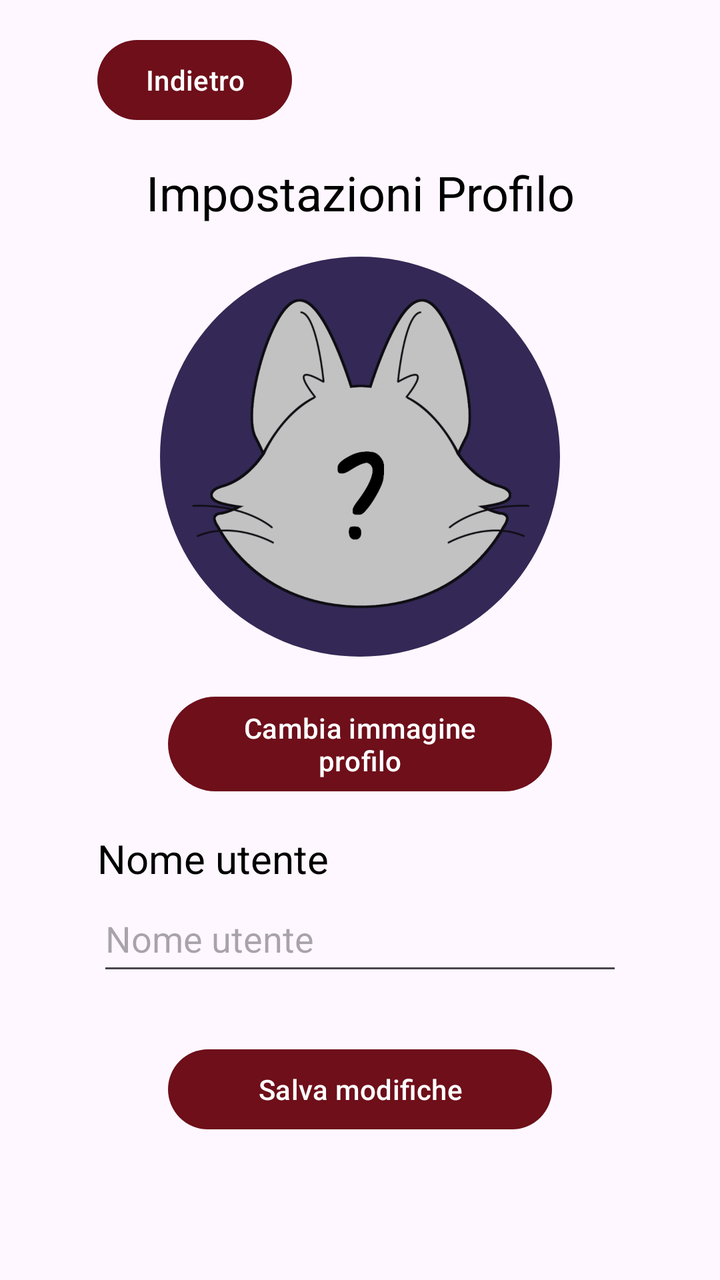
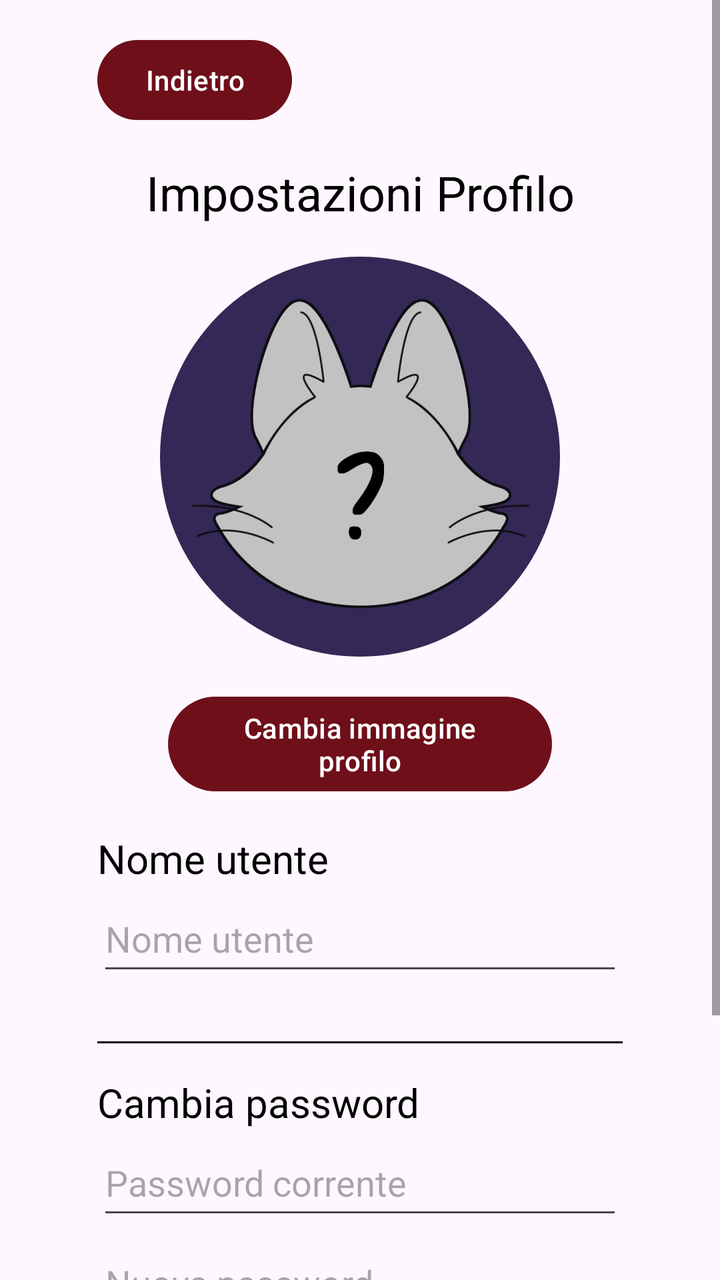

Screens rendered from an Android XML layout before and after an edit, with the pre-edit source and the edit as a unified diff.
<!-- AndroidManifest.xml: application theme Theme.DropBy -->
<!-- res/layout/fragment_profile_settings.xml -->
<?xml version="1.0" encoding="utf-8"?>
<ScrollView xmlns:android="http://schemas.android.com/apk/res/android"
    xmlns:app="http://schemas.android.com/apk/res-auto"
    android:id="@+id/profileSettingScrollView"
    android:layout_width="match_parent"
    android:layout_height="match_parent"
    android:fillViewport="true"
    app:layout_constraintBottom_toBottomOf="parent"
    app:layout_constraintEnd_toEndOf="parent"
    app:layout_constraintStart_toStartOf="parent"
    app:layout_constraintTop_toTopOf="parent">

    <androidx.constraintlayout.widget.ConstraintLayout
        android:layout_width="match_parent"
        android:layout_height="wrap_content"
        android:padding="16dp">

        <androidx.constraintlayout.widget.Guideline
            android:id="@+id/guidelineStart"
            android:layout_width="wrap_content"
            android:layout_height="wrap_content"
            android:orientation="vertical"
            app:layout_constraintGuide_percent="0.1" />

        <androidx.constraintlayout.widget.Guideline
            android:id="@+id/guidelineEnd"
            android:layout_width="wrap_content"
            android:layout_height="wrap_content"
            android:orientation="vertical"
            app:layout_constraintGuide_percent="0.9" />

        <Button
            android:id="@+id/btnBackToSettings"
            android:layout_width="wrap_content"
            android:layout_height="wrap_content"
            android:text="@string/back_button"

            app:layout_constraintStart_toStartOf="@id/guidelineStart"
            app:layout_constraintTop_toTopOf="parent" />

        <TextView
            android:id="@+id/profileSettingsTitle"
            android:layout_width="0dp"
            android:layout_height="wrap_content"
            android:layout_marginTop="16dp"
            android:text="@string/profile_settings"
            android:textAlignment="center"
            android:textColor="@color/black"

            android:textSize="24sp"
            app:layout_constraintEnd_toEndOf="@id/guidelineEnd"
            app:layout_constraintStart_toStartOf="@id/guidelineStart"
            app:layout_constraintTop_toBottomOf="@id/btnBackToSettings" />

        <com.google.android.material.imageview.ShapeableImageView
            android:id="@+id/imgProfilePreview"
            android:layout_width="200dp"
            android:layout_height="200dp"
            android:layout_marginTop="16dp"
            android:scaleType="centerCrop"
            android:src="@drawable/default_guest"

            app:layout_constraintEnd_toEndOf="@id/guidelineEnd"
            app:layout_constraintStart_toStartOf="@id/guidelineStart"
            app:layout_constraintTop_toBottomOf="@id/profileSettingsTitle"
            app:shapeAppearanceOverlay="@style/CircleImage" />

        <Button
            android:id="@+id/btnChangeProfileImg"
            android:layout_width="@android:dimen/thumbnail_width"
            android:layout_height="wrap_content"
            android:layout_marginTop="16dp"
            android:text="@string/choose_profile_picture"

            app:layout_constraintEnd_toEndOf="@id/guidelineEnd"
            app:layout_constraintStart_toStartOf="@id/guidelineStart"
            app:layout_constraintTop_toBottomOf="@id/imgProfilePreview"/>

        <TextView
            android:id="@+id/tvUsernameTitle"
            android:layout_width="0dp"
            android:layout_height="wrap_content"
            android:layout_marginTop="16dp"
            android:text="@string/username_hint"
            android:textColor="@color/black"

            android:textSize="20sp"
            app:layout_constraintEnd_toEndOf="@id/guidelineEnd"
            app:layout_constraintStart_toStartOf="@id/guidelineStart"
            app:layout_constraintTop_toBottomOf="@id/btnChangeProfileImg" />

        <EditText
            android:id="@+id/editUsername"
            android:layout_width="0dp"
            android:layout_height="50dp"
            android:hint="@string/username_hint"
            android:inputType="textPersonName"
            app:layout_constraintEnd_toEndOf="@id/guidelineEnd"
            app:layout_constraintStart_toStartOf="@id/guidelineStart"
            app:layout_constraintTop_toBottomOf="@id/tvUsernameTitle" />

        <Button
            android:id="@+id/btnSaveProfile"
            android:layout_width="@android:dimen/thumbnail_width"
            android:layout_height="wrap_content"
            android:layout_marginTop="28dp"
            android:text="@string/save_changes"
            app:layout_constraintEnd_toEndOf="@id/guidelineEnd"
            app:layout_constraintStart_toStartOf="@id/guidelineStart"
            app:layout_constraintTop_toBottomOf="@id/editUsername" />

    </androidx.constraintlayout.widget.ConstraintLayout>
</ScrollView>
<!-- resources referenced by this layout -->
<resources>
  <color name="black">#FF000000</color>
  <!-- drawable default_guest: png bitmap (drawable, 114930 bytes) -->
  <string name="back_button">Indietro</string>
  <string name="choose_profile_picture">Cambia immagine profilo</string>
  <string name="profile_settings">Impostazioni Profilo</string>
  <string name="save_changes">Salva modifiche</string>
  <string name="username_hint">Nome utente</string>
  <style name="CircleImage">
          <item name="cornerFamily">rounded</item>
          <item name="cornerSize">50%</item>
      </style>
  <style name="Theme.DropBy" parent="Base.Theme.DropBy" />
  <style name="Base.Theme.DropBy" parent="Theme.Material3.Light.NoActionBar">
          <item name="actionBarSize">64dp</item>
          <item name="colorPrimary">@color/theater_red_dark</item>
          <item name="colorOnPrimary">@color/white</item>
          <item name="colorAccent">@color/theater_red</item>
      </style>
  <color name="theater_red_dark">#6E0F1A</color>
  <color name="white">#FFFFFFFF</color>
  <color name="theater_red">#B11226</color>
</resources>

<!-- the commit's change to res/layout/fragment_profile_settings.xml (unified diff, before → after) -->
@@ -99,6 +99,58 @@
             app:layout_constraintStart_toStartOf="@id/guidelineStart"
             app:layout_constraintTop_toBottomOf="@id/tvUsernameTitle" />
 
+        <View
+            android:id="@+id/dividerPassword"
+            android:layout_width="0dp"
+            android:layout_height="1dp"
+            android:layout_marginTop="28dp"
+            android:background="@color/black"
+            app:layout_constraintEnd_toEndOf="@id/guidelineEnd"
+            app:layout_constraintStart_toStartOf="@id/guidelineStart"
+            app:layout_constraintTop_toBottomOf="@id/editUsername" />
+
+        <TextView
+            android:id="@+id/tvPasswordTitle"
+            android:layout_width="0dp"
+            android:layout_height="wrap_content"
+            android:layout_marginTop="16dp"
+            android:text="Cambia password"
+            android:textColor="@color/black"
+            android:textSize="20sp"
+            app:layout_constraintEnd_toEndOf="@id/guidelineEnd"
+            app:layout_constraintStart_toStartOf="@id/guidelineStart"
+            app:layout_constraintTop_toBottomOf="@id/dividerPassword" />
+
+        <EditText
+            android:id="@+id/editCurrentPassword"
+            android:layout_width="0dp"
+            android:layout_height="50dp"
+            android:hint="Password corrente"
+            android:inputType="textPassword"
+            app:layout_constraintEnd_toEndOf="@id/guidelineEnd"
+            app:layout_constraintStart_toStartOf="@id/guidelineStart"
+            app:layout_constraintTop_toBottomOf="@id/tvPasswordTitle" />
+
+        <EditText
+            android:id="@+id/editNewPassword"
+            android:layout_width="0dp"
+            android:layout_height="50dp"
+            android:hint="Nuova password"
+            android:inputType="textPassword"
+            app:layout_constraintEnd_toEndOf="@id/guidelineEnd"
+            app:layout_constraintStart_toStartOf="@id/guidelineStart"
+            app:layout_constraintTop_toBottomOf="@id/editCurrentPassword" />
+
+        <EditText
+            android:id="@+id/editConfirmPassword"
+            android:layout_width="0dp"
+            android:layout_height="50dp"
+            android:hint="Conferma nuova password"
+            android:inputType="textPassword"
+            app:layout_constraintEnd_toEndOf="@id/guidelineEnd"
+            app:layout_constraintStart_toStartOf="@id/guidelineStart"
+            app:layout_constraintTop_toBottomOf="@id/editNewPassword" />
+
         <Button
             android:id="@+id/btnSaveProfile"
             android:layout_width="@android:dimen/thumbnail_width"
@@ -107,7 +159,7 @@
             android:text="@string/save_changes"
             app:layout_constraintEnd_toEndOf="@id/guidelineEnd"
             app:layout_constraintStart_toStartOf="@id/guidelineStart"
-            app:layout_constraintTop_toBottomOf="@id/editUsername" />
+            app:layout_constraintTop_toBottomOf="@id/editConfirmPassword" />
 
     </androidx.constraintlayout.widget.ConstraintLayout>
 </ScrollView>
